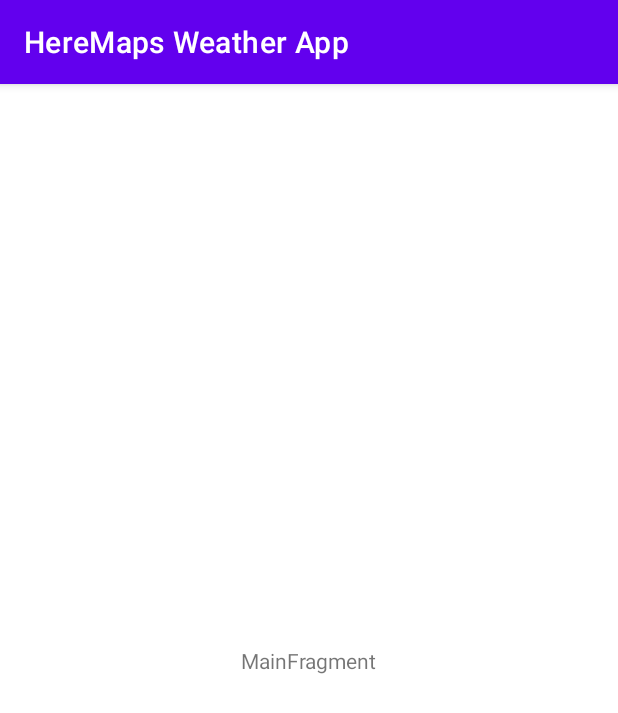
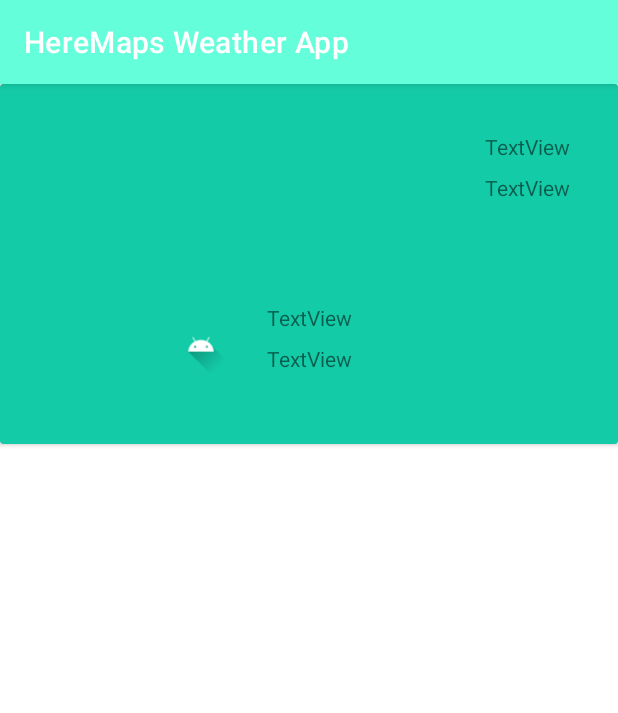
Before and after one commit to Minoro75/DemoWeatherApp, an Android app: the screen it shows after launch (MainActivity), on a phone screen of 412 x 824 dp. Shown: the top 713 px of the screen. Run offline under Robolectric (Android 15) with nearby library versions, the phone set to English and light mode, and no system bars.

Commit message:
prototype layouts

```diff
--- a/app/src/main/java/io/minoro75/heremapsweatherapp/MainActivity.kt
+++ b/app/src/main/java/io/minoro75/heremapsweatherapp/MainActivity.kt
@@ -2,16 +2,16 @@
 
 import android.os.Bundle
 import androidx.appcompat.app.AppCompatActivity
-import io.minoro75.heremapsweatherapp.ui.main.CitySelectionFragment
+import io.minoro75.heremapsweatherapp.cityWeatherFragment.CityWeatherFragment
 
 class MainActivity : AppCompatActivity() {
 
     override fun onCreate(savedInstanceState: Bundle?) {
         super.onCreate(savedInstanceState)
-        setContentView(R.layout.main_activity)
+        setContentView(R.layout.activity_main)
         if (savedInstanceState == null) {
             supportFragmentManager.beginTransaction()
-                .replace(R.id.container, CitySelectionFragment.newInstance())
+                .replace(R.id.container, CityWeatherFragment.newInstance())
                 .commitNow()
         }
     }
--- a/app/src/main/java/io/minoro75/heremapsweatherapp/cityWeatherFragment/CityWeatherFragment.kt
+++ b/app/src/main/java/io/minoro75/heremapsweatherapp/cityWeatherFragment/CityWeatherFragment.kt
@@ -17,7 +17,8 @@
     private lateinit var viewModel: CityWeatherViewModel
 
     override fun onCreateView(inflater: LayoutInflater, container: ViewGroup?, savedInstanceState: Bundle?): View? {
-        return inflater.inflate(R.layout.city_weather_fragment, container, false)
+        view?.clipToOutline = true
+        return inflater.inflate(R.layout.fragment_city_weather, container, false)
     }
 
     override fun onActivityCreated(savedInstanceState: Bundle?) {
--- a/app/src/main/java/io/minoro75/heremapsweatherapp/ui/main/CitySelectionFragment.kt
+++ b/app/src/main/java/io/minoro75/heremapsweatherapp/ui/main/CitySelectionFragment.kt
@@ -17,7 +17,7 @@
     private lateinit var viewModel: CitySelectionViewModel
 
     override fun onCreateView(inflater: LayoutInflater, container: ViewGroup?, savedInstanceState: Bundle?): View {
-        return inflater.inflate(R.layout.city_selection_fragment, container, false)
+        return inflater.inflate(R.layout.fragment_city_selection, container, false)
     }
 
     override fun onActivityCreated(savedInstanceState: Bundle?) {
--- a/app/src/main/res/layout/city_selection_fragment.xml
+++ /dev/null
@@ -1,20 +0,0 @@
-<?xml version="1.0" encoding="utf-8"?>
-<androidx.constraintlayout.widget.ConstraintLayout xmlns:android="http://schemas.android.com/apk/res/android"
-    xmlns:app="http://schemas.android.com/apk/res-auto"
-    xmlns:tools="http://schemas.android.com/tools"
-    android:id="@+id/main"
-    android:layout_width="match_parent"
-    android:layout_height="match_parent"
-    tools:context=".ui.main.CitySelectionFragment">
-
-    <TextView
-        android:id="@+id/message"
-        android:layout_width="wrap_content"
-        android:layout_height="wrap_content"
-        android:text="MainFragment"
-        app:layout_constraintBottom_toBottomOf="parent"
-        app:layout_constraintEnd_toEndOf="parent"
-        app:layout_constraintStart_toStartOf="parent"
-        app:layout_constraintTop_toTopOf="parent" />
-
-</androidx.constraintlayout.widget.ConstraintLayout>
--- /dev/null
+++ b/app/src/main/res/layout/fragment_city_weather.xml
@@ -0,0 +1,86 @@
+<?xml version="1.0" encoding="utf-8"?>
+<androidx.constraintlayout.widget.ConstraintLayout xmlns:android="http://schemas.android.com/apk/res/android"
+    xmlns:app="http://schemas.android.com/apk/res-auto"
+    xmlns:tools="http://schemas.android.com/tools"
+    android:layout_width="match_parent"
+    android:layout_height="match_parent"
+    tools:context=".cityWeatherFragment.CityWeatherFragment">
+
+    <androidx.cardview.widget.CardView
+        android:id="@+id/cardView"
+        android:layout_width="match_parent"
+        android:layout_height="240dp"
+        android:elevation="4dp"
+        app:cardBackgroundColor="@color/primaryDarkColor"
+        app:layout_constraintEnd_toEndOf="parent"
+        app:layout_constraintStart_toStartOf="parent"
+        app:layout_constraintTop_toTopOf="parent" >
+
+        <androidx.constraintlayout.widget.ConstraintLayout
+            android:layout_width="match_parent"
+            android:layout_height="match_parent">
+
+            <TextView
+                android:id="@+id/tvCurrentWeatherTemp"
+                android:layout_width="wrap_content"
+                android:layout_height="wrap_content"
+                android:layout_marginStart="80dp"
+                android:layout_marginEnd="80dp"
+                android:layout_marginBottom="8dp"
+                android:text="TextView"
+                app:layout_constraintBottom_toTopOf="@+id/tvCurrentWeatherDescription"
+                app:layout_constraintEnd_toEndOf="parent"
+                app:layout_constraintStart_toStartOf="parent" />
+
+            <TextView
+                android:id="@+id/tvCurrentWeatherDescription"
+                android:layout_width="wrap_content"
+                android:layout_height="wrap_content"
+                android:layout_marginStart="80dp"
+                android:layout_marginEnd="80dp"
+                android:layout_marginBottom="47dp"
+                android:text="TextView"
+                app:layout_constraintBottom_toBottomOf="parent"
+                app:layout_constraintEnd_toEndOf="parent"
+                app:layout_constraintStart_toStartOf="parent" />
+
+            <ImageView
+                android:id="@+id/ivCurrentWeatherIcon"
+                android:layout_width="40dp"
+                android:layout_height="40dp"
+                android:layout_marginEnd="24dp"
+                android:layout_marginBottom="45dp"
+                android:src="@drawable/ic_launcher_foreground"
+                app:layout_constraintBottom_toBottomOf="parent"
+                app:layout_constraintEnd_toStartOf="@+id/tvCurrentWeatherDescription" />
+
+            <TextView
+                android:id="@+id/tvCurrentLocation"
+                android:layout_width="wrap_content"
+                android:layout_height="wrap_content"
+                android:layout_marginTop="32dp"
+                android:layout_marginEnd="32dp"
+                android:text="TextView"
+                app:layout_constraintEnd_toEndOf="parent"
+                app:layout_constraintTop_toTopOf="parent" />
+
+            <TextView
+                android:id="@+id/tvCurrentDate"
+                android:layout_width="wrap_content"
+                android:layout_height="wrap_content"
+                android:layout_marginTop="8dp"
+                android:layout_marginEnd="32dp"
+                android:text="TextView"
+                app:layout_constraintEnd_toEndOf="parent"
+                app:layout_constraintTop_toBottomOf="@+id/tvCurrentLocation" />
+        </androidx.constraintlayout.widget.ConstraintLayout>
+    </androidx.cardview.widget.CardView>
+
+    <androidx.recyclerview.widget.RecyclerView
+        android:layout_width="match_parent"
+        android:layout_height="0dp"
+        app:layout_constraintBottom_toBottomOf="parent"
+        app:layout_constraintEnd_toEndOf="parent"
+        app:layout_constraintStart_toStartOf="parent"
+        app:layout_constraintTop_toBottomOf="@+id/cardView" />
+</androidx.constraintlayout.widget.ConstraintLayout>
--- a/app/src/main/res/values-night/themes.xml
+++ b/app/src/main/res/values-night/themes.xml
@@ -2,13 +2,13 @@
     <!-- Base application theme. -->
         <style name="Theme.HereMapsWeatherApp" parent="Theme.MaterialComponents.DayNight.DarkActionBar">
             <!-- Primary brand color. -->
-        <item name="colorPrimary">@color/purple_200</item>
-        <item name="colorPrimaryVariant">@color/purple_700</item>
-        <item name="colorOnPrimary">@color/black</item>
+            <item name="colorPrimary">@color/primaryColor</item>
+            <item name="colorPrimaryVariant">@color/primaryDarkColor</item>
+            <item name="colorOnPrimary">@color/primaryTextColor</item>
             <!-- Secondary brand color. -->
-        <item name="colorSecondary">@color/teal_200</item>
-        <item name="colorSecondaryVariant">@color/teal_200</item>
-        <item name="colorOnSecondary">@color/black</item>
+            <item name="colorSecondary">@color/secondaryColor</item>
+            <item name="colorSecondaryVariant">@color/secondaryDarkColor</item>
+            <item name="colorOnSecondary">@color/secondaryTextColor</item>
             <!-- Status bar color. -->
             <item name="android:statusBarColor" tools:targetApi="l">?attr/colorPrimaryVariant</item>
             <!-- Customize your theme here. -->
--- a/app/src/main/res/values/colors.xml
+++ b/app/src/main/res/values/colors.xml
@@ -1,10 +1,12 @@
 <?xml version="1.0" encoding="utf-8"?>
 <resources>
-    <color name="purple_200">#FFBB86FC</color>
-    <color name="purple_500">#FF6200EE</color>
-    <color name="purple_700">#FF3700B3</color>
-    <color name="teal_200">#FF03DAC5</color>
-    <color name="teal_700">#FF018786</color>
-    <color name="black">#FF000000</color>
-    <color name="white">#FFFFFFFF</color>
+    <color name="primaryColor">#64ffda</color>
+    <color name="primaryLightColor">#9effff</color>
+    <color name="primaryDarkColor">#14cba8</color>
+    <color name="secondaryColor">#ff5252</color>
+    <color name="secondaryLightColor">#ff867f</color>
+    <color name="secondaryDarkColor">#c50e29</color>
+    <color name="primaryTextColor">#000000</color>
+    <color name="secondaryTextColor">#000000</color>
+    <color name="surface">#D6D1D1</color>
 </resources>
--- a/app/src/main/res/values/themes.xml
+++ b/app/src/main/res/values/themes.xml
@@ -2,13 +2,13 @@
     <!-- Base application theme. -->
     <style name="Theme.HereMapsWeatherApp" parent="Theme.MaterialComponents.DayNight.DarkActionBar">
         <!-- Primary brand color. -->
-        <item name="colorPrimary">@color/purple_500</item>
-        <item name="colorPrimaryVariant">@color/purple_700</item>
-        <item name="colorOnPrimary">@color/white</item>
+        <item name="colorPrimary">@color/primaryColor</item>
+        <item name="colorPrimaryVariant">@color/primaryDarkColor</item>
+        <item name="colorOnPrimary">@color/primaryTextColor</item>
         <!-- Secondary brand color. -->
-        <item name="colorSecondary">@color/teal_200</item>
-        <item name="colorSecondaryVariant">@color/teal_700</item>
-        <item name="colorOnSecondary">@color/black</item>
+        <item name="colorSecondary">@color/secondaryColor</item>
+        <item name="colorSecondaryVariant">@color/secondaryDarkColor</item>
+        <item name="colorOnSecondary">@color/secondaryTextColor</item>
         <!-- Status bar color. -->
         <item name="android:statusBarColor" tools:targetApi="l">?attr/colorPrimaryVariant</item>
         <!-- Customize your theme here. -->
```
Also changed, not shown: app/src/main/res/drawable/shape_rounded_bottom_corners.xml (added, +7 -0 lines), app/src/main/res/layout/city_weather_fragment.xml (deleted, +0 -13 lines), app/src/main/res/layout/fragment_city_selection.xml (added, +47 -0 lines), app/src/main/res/layout/item_weather.xml (added, +65 -0 lines), app/src/main/res/values/dimens.xml (added, +9 -0 lines), app/src/main/res/layout/activity_main.xml (renamed from app/src/main/res/layout/main_activity.xml). Lines whose indentation alone changed are shown as unchanged.
